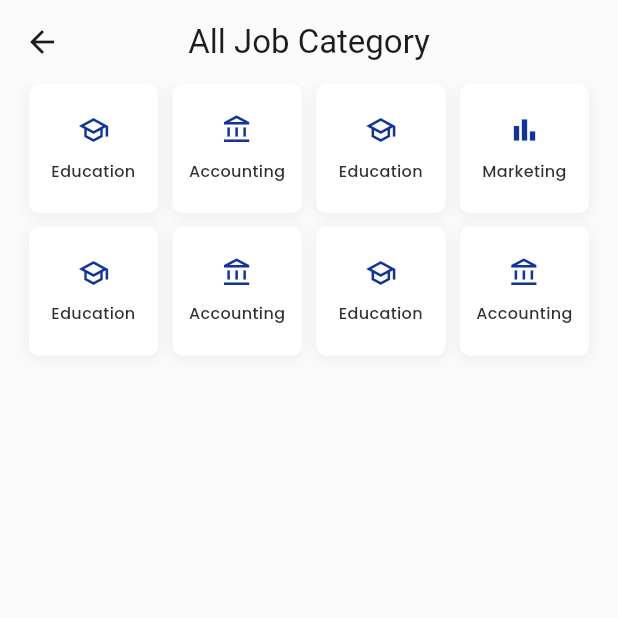
After one commit to mehdisparktech/embeyi, a Flutter app: the AllJobCategoryScreen screen opened by its route, on a phone screen of 412 x 824 dp, the top half of it. The commit adds this screen. Run offline on Flutter 3.47's test engine with Material 3 defaults, Android fonts, the phone set to English and light mode, and no system bars; our stand-ins replace cached_network_image, dio, flutter_dotenv, flutter_html, flutter_local_notifications, flutter_screenutil and 13 more; accounts and stored records are empty; network calls fail.

Commit message:
feat(routes): add new job category and recommended job screens to job seeker routes
- Introduce routes for AllJobCategoryScreen and AllRecommendedJobScreen in JobSeekerRoutes
- Implement navigation methods for accessing job category and recommended job sections
- Update JobSeekerHomeScreen to navigate to these new screens when 'See All' is tapped

```diff
--- a/lib/core/config/route/job_seeker_routes.dart
+++ b/lib/core/config/route/job_seeker_routes.dart
@@ -1,5 +1,7 @@
 import 'package:embeyi/features/job_seeker/history/presentation/screen/history_screen.dart';
 import 'package:embeyi/features/job_seeker/history/presentation/screen/applied_details.dart';
+import 'package:embeyi/features/job_seeker/home/presentation/screen/all_job_category_screen.dart';
+import 'package:embeyi/features/job_seeker/home/presentation/screen/all_recommended_job_screen.dart';
 import 'package:embeyi/features/job_seeker/home/presentation/screen/job_seeker_home_screen.dart';
 import 'package:embeyi/features/job_seeker/jobs/presentation/screen/jobs_screen.dart';
 import 'package:embeyi/features/job_seeker/jobs/presentation/screen/job_details_screen.dart';
@@ -56,6 +58,8 @@ class JobSeekerRoutes {
   static const String editSkills = "/edit_skills_screen.dart";
   static const String addEducation = "/add_education_screen.dart";
   static const String addWorkExperience = "/add_work_experience_screen.dart";
+  static const String allRecommendedJob = "/all_recommended_job_screen.dart";
+  static const String allJobCategory = "/all_job_category_screen.dart";
 
   // Job Seeker Routes List
   static List<GetPage> routes = [
@@ -105,6 +109,11 @@ class JobSeekerRoutes {
       name: addWorkExperience,
       page: () => const AddWorkExperienceScreen(),
     ),
+    GetPage(
+      name: allRecommendedJob,
+      page: () => const AllRecommendedJobScreen(),
+    ),
+    GetPage(name: allJobCategory, page: () => const AllJobCategoryScreen()),
   ];
 
   // Job Seeker Navigation Helper Methods
@@ -131,4 +140,6 @@ class JobSeekerRoutes {
   static void goToEditSkills() => Get.toNamed(editSkills);
   static void goToAddEducation() => Get.toNamed(addEducation);
   static void goToAddWorkExperience() => Get.toNamed(addWorkExperience);
+  static void goToAllRecommendedJob() => Get.toNamed(allRecommendedJob);
+  static void goToAllJobCategory() => Get.toNamed(allJobCategory);
 }
--- /dev/null
+++ b/lib/features/job_seeker/home/presentation/screen/all_job_category_screen.dart
@@ -0,0 +1,41 @@
+import 'package:embeyi/features/job_seeker/home/presentation/widgets/home_widgets.dart';
+import 'package:flutter/material.dart';
+import 'package:flutter_screenutil/flutter_screenutil.dart';
+
+class AllJobCategoryScreen extends StatelessWidget {
+  const AllJobCategoryScreen({super.key});
+
+  @override
+  Widget build(BuildContext context) {
+    return Scaffold(
+      appBar: AppBar(title: const Text('All Job Category')),
+      body: GridView.builder(
+        padding: EdgeInsets.symmetric(horizontal: 20.w),
+        gridDelegate: SliverGridDelegateWithFixedCrossAxisCount(
+          crossAxisCount: 4,
+          crossAxisSpacing: 10.w,
+          mainAxisSpacing: 10.h,
+          childAspectRatio: 1,
+        ),
+        itemCount: 8,
+        itemBuilder: (context, index) {
+          return JobCategoryCard(
+            icon: index % 2 == 0
+                ? Icons.school_outlined
+                : index % 3 == 0
+                ? Icons.bar_chart_outlined
+                : Icons.account_balance_outlined,
+            title: index % 2 == 0
+                ? 'Education'
+                : index % 3 == 0
+                ? 'Marketing'
+                : 'Accounting',
+            onTap: () {
+              // Handle category tap
+            },
+          );
+        },
+      ),
+    );
+  }
+}
--- a/lib/features/job_seeker/home/presentation/screen/job_seeker_home_screen.dart
+++ b/lib/features/job_seeker/home/presentation/screen/job_seeker_home_screen.dart
@@ -88,6 +88,7 @@ class JobSeekerHomeScreen extends StatelessWidget {
                         title: 'Job Category',
                         onSeeAllTap: () {
                           // Handle see all tap
+                          JobSeekerRoutes.goToAllJobCategory();
                         },
                       ),
                     ),
@@ -150,6 +151,7 @@ class JobSeekerHomeScreen extends StatelessWidget {
                         title: 'Recommended Job',
                         onSeeAllTap: () {
                           // Handle see all tap
+                          JobSeekerRoutes.goToAllRecommendedJob();
                         },
                       ),
                     ),
```
Also changed, not shown: lib/features/job_seeker/home/presentation/screen/all_recommended_job_screen.dart (added, +40 -0 lines).
